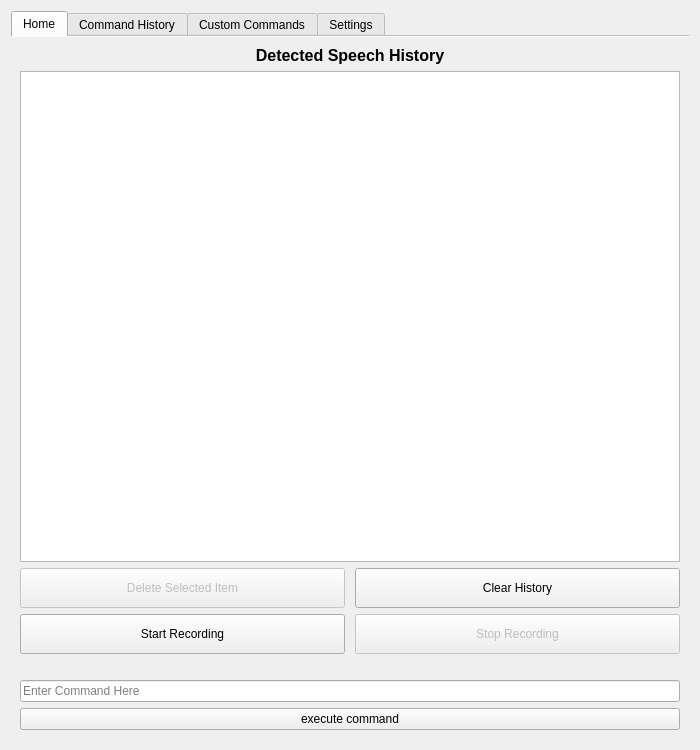
Old version of the form PyQt-GUIProject/form.ui in the repository Notaweedle/Pro100_Voice_rec.
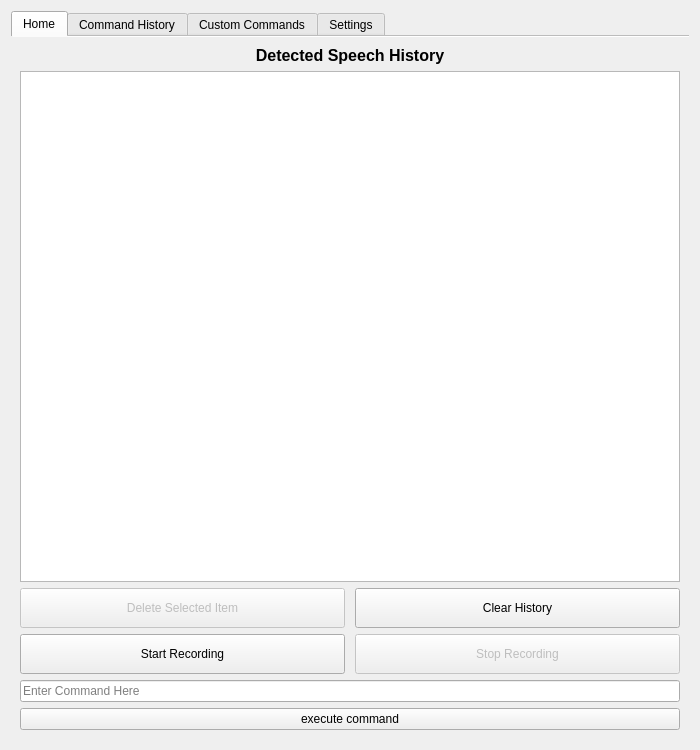
New version of the form. Icons and pictures are not drawn.

The edit to the form file:
```diff
--- a/PyQt-GUIProject/form.ui
+++ b/PyQt-GUIProject/form.ui
@@ -179,13 +179,6 @@
          </item>
         </layout>
        </item>
-       <item>
-        <widget class="QLabel" name="label_13">
-         <property name="text">
-          <string/>
-         </property>
-        </widget>
-       </item>
        <item>
         <widget class="QLineEdit" name="mockSpeechEdit">
          <property name="text">
```
Left out of the diff: 3 changed lines with no effect on the pictures.
